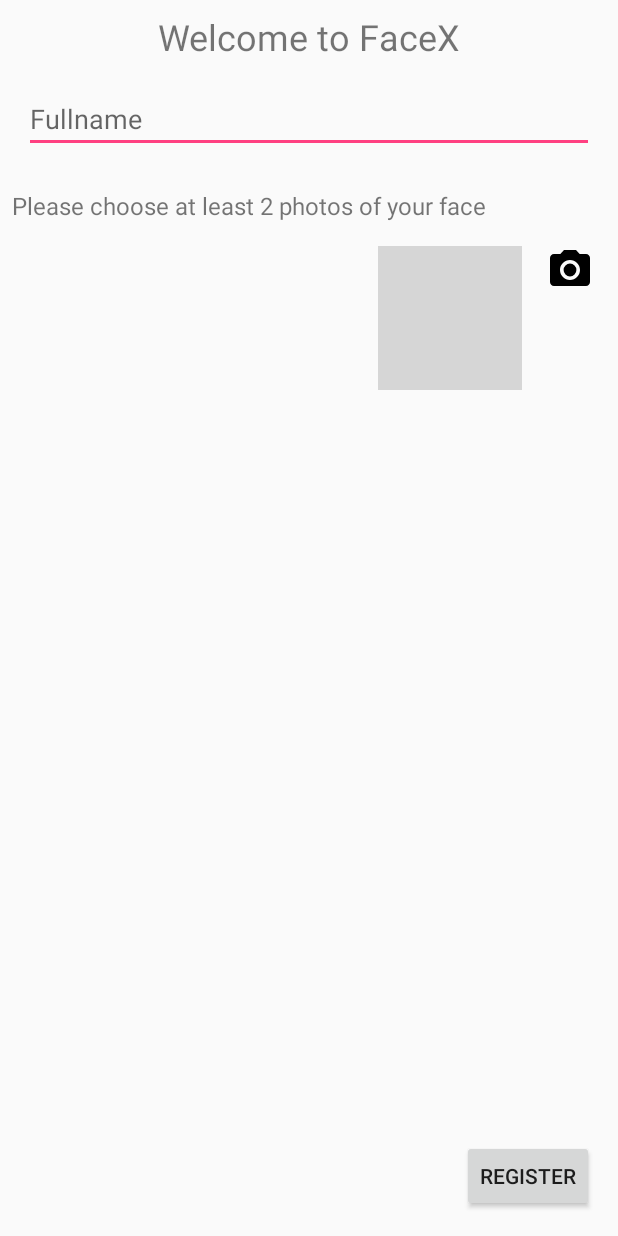
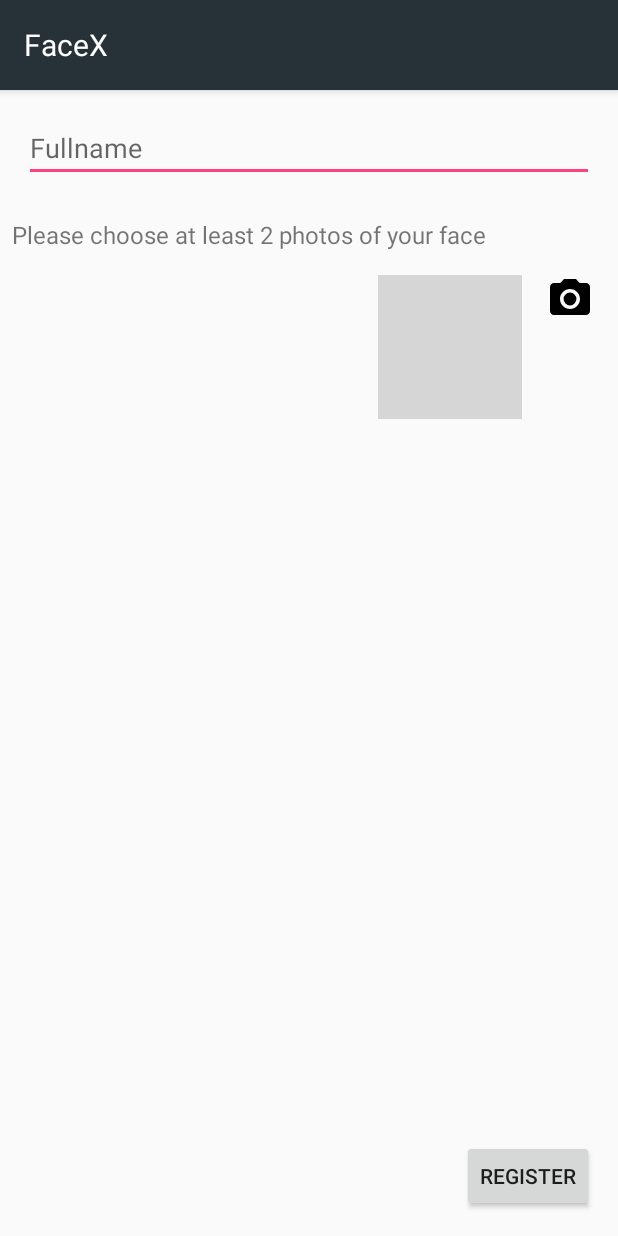
Before and after one commit to egealpay/Visionary, an Android app: the LandingActivity screen opened directly, with no data from a screen before it, on a phone screen of 412 x 824 dp. Run offline under Robolectric (Android 15) with nearby library versions, the phone set to English and light mode, and no system bars; our stand-ins replace RxJava; libraries missing offline, so code that uses them is left out: com.monitise.mea, pl.aprilapps.easyphotopicker; 1 statement that could not run was skipped; grey boxes are pictures that could not be loaded.

Commit message:
Implement: Toolbar in register screen

```diff
--- a/app/src/main/res/layout/activity_landing.xml
+++ b/app/src/main/res/layout/activity_landing.xml
@@ -16,13 +16,21 @@
         android:layout_height="match_parent"
         android:orientation="vertical">
 
-        <TextView
-            android:layout_width="wrap_content"
-            android:layout_height="wrap_content"
-            android:layout_gravity="center_horizontal"
-            android:layout_marginTop="8dp"
-            android:text="@string/welcome"
-            android:textSize="24sp" />
+        <android.support.v7.widget.Toolbar
+            android:layout_width="match_parent"
+            android:layout_height="60dp"
+            android:background="@color/colorPrimary"
+            android:elevation="4dp"
+            android:minHeight="?attr/actionBarSize">
+
+            <TextView
+                android:layout_width="wrap_content"
+                android:layout_height="wrap_content"
+                android:text="@string/app_name"
+                android:textColor="@android:color/white"
+                android:textSize="20sp" />
+
+        </android.support.v7.widget.Toolbar>
 
         <android.support.design.widget.TextInputEditText
             android:id="@+id/activity_landing_edittext_fullname"
```
